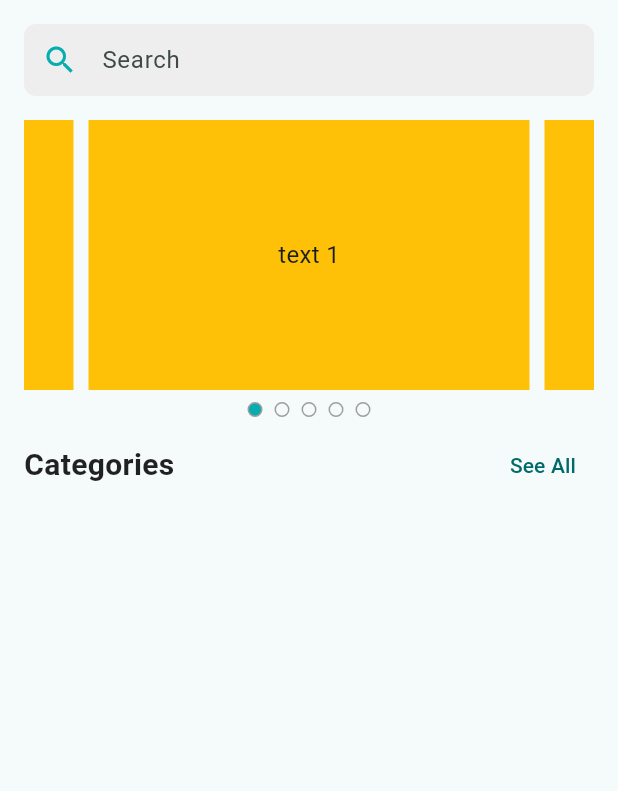
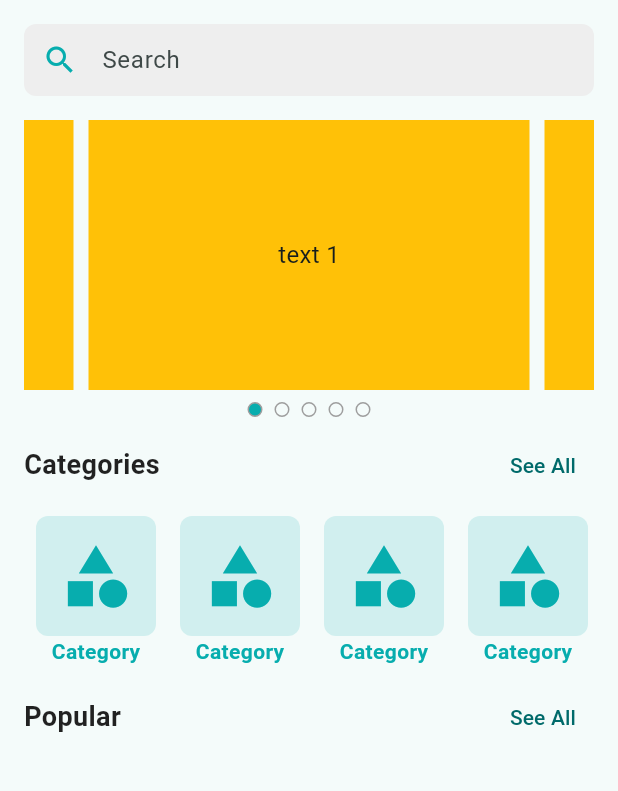
Before and after one commit to iArgho/crafty_bay_ecommerce_flutter, a Flutter app: the HomeScreen screen opened directly, on a phone screen of 412 x 824 dp, the part 84-875 px from its top. Run offline on Flutter 3.47's test engine with Material 3 defaults, Android fonts, the phone set to English and light mode, and no system bars; drawn by our look-alikes of carousel_slider; our stand-ins replace flutter_svg, get, pin_code_fields.

Commit message:
Category Card Has been added

```diff
--- a/lib/presentation/UI/screens/home_screen.dart
+++ b/lib/presentation/UI/screens/home_screen.dart
@@ -1,5 +1,7 @@
+import 'package:crafty_bay_ecommerce_flutter/presentation/UI/widget/category_card.dart';
 import 'package:crafty_bay_ecommerce_flutter/presentation/UI/widget/circular_icon_button.dart';
 import 'package:crafty_bay_ecommerce_flutter/presentation/UI/widget/home_sider.dart';
+import 'package:crafty_bay_ecommerce_flutter/presentation/UI/widget/section_header.dart';
 import 'package:crafty_bay_ecommerce_flutter/presentation/utility/path_util.dart';
 import 'package:flutter/material.dart';
 import 'package:flutter_svg/svg.dart';
@@ -43,6 +45,7 @@ class _HomeScreenState extends State<HomeScreen> {
         child: Padding(
           padding: const EdgeInsets.all(16.0),
           child: Column(
+            crossAxisAlignment: CrossAxisAlignment.start,
             children: [
               TextField(
                 decoration: InputDecoration(
@@ -75,8 +78,22 @@ class _HomeScreenState extends State<HomeScreen> {
               const SizedBox(height: 16),
               HomeSlider(),
               const SizedBox(height: 8),
-              SectionTitle(
+              SectionHeader(
                 title: 'Categories',
+                onTap: () {},
+              ),
+              SizedBox(
+                height: 120,
+                child: ListView.builder(
+                  scrollDirection: Axis.horizontal,
+                  itemCount: 10,
+                  itemBuilder: (context, index) {
+                    return const CategoryCard();
+                  },
+                ),
+              ),
+              SectionHeader(
+                title: 'Popular',
                 onTap: () {},
               ),
             ],
@@ -86,34 +103,3 @@ class _HomeScreenState extends State<HomeScreen> {
     );
   }
 }
-
-class SectionTitle extends StatelessWidget {
-  const SectionTitle({
-    super.key,
-    required this.title,
-    required this.onTap,
-  });
-  final String title;
-  final VoidCallback onTap;
-
-  @override
-  Widget build(BuildContext context) {
-    return Row(
-      mainAxisAlignment: MainAxisAlignment.spaceBetween,
-      children: [
-        Text(
-          title,
-          style: const TextStyle(
-            fontSize: 20,
-            color: Colors.black87,
-            fontWeight: FontWeight.w600,
-          ),
-        ),
-        TextButton(
-          onPressed: onTap,
-          child: const Text('See All'),
-        ),
-      ],
-    );
-  }
-}
--- /dev/null
+++ b/lib/presentation/UI/widget/category_card.dart
@@ -0,0 +1,41 @@
+import 'package:crafty_bay_ecommerce_flutter/presentation/utility/color_palette.dart';
+import 'package:flutter/material.dart';
+
+class CategoryCard extends StatelessWidget {
+  const CategoryCard({
+    super.key,
+  });
+
+  @override
+  Widget build(BuildContext context) {
+    return Padding(
+      padding: const EdgeInsets.all(8.0),
+      child: Column(
+        mainAxisAlignment: MainAxisAlignment.center,
+        children: [
+          Container(
+            height: 80,
+            width: 80,
+            decoration: BoxDecoration(
+              color: AppColor.primaryColor.withOpacity(0.15),
+              borderRadius: BorderRadius.circular(8),
+            ),
+            child: const Icon(
+              Icons.category,
+              size: 50,
+              color: AppColor.primaryColor,
+            ),
+          ),
+          const Text(
+            'Category',
+            style: TextStyle(
+              color: AppColor.primaryColor,
+              fontSize: 14,
+              fontWeight: FontWeight.w600,
+            ),
+          ),
+        ],
+      ),
+    );
+  }
+}
--- a/lib/presentation/UI/widget/section_title.dart
+++ b/lib/presentation/UI/widget/section_header.dart
@@ -1,7 +1,7 @@
 import 'package:flutter/material.dart';
 
-class SectionTitle extends StatelessWidget {
-  const SectionTitle({
+class SectionHeader extends StatelessWidget {
+  const SectionHeader({
     super.key,
     required this.title,
     required this.onTap,
@@ -17,7 +17,7 @@ class SectionTitle extends StatelessWidget {
         Text(
           title,
           style: const TextStyle(
-            fontSize: 20,
+            fontSize: 18,
             color: Colors.black87,
             fontWeight: FontWeight.w600,
           ),
```
